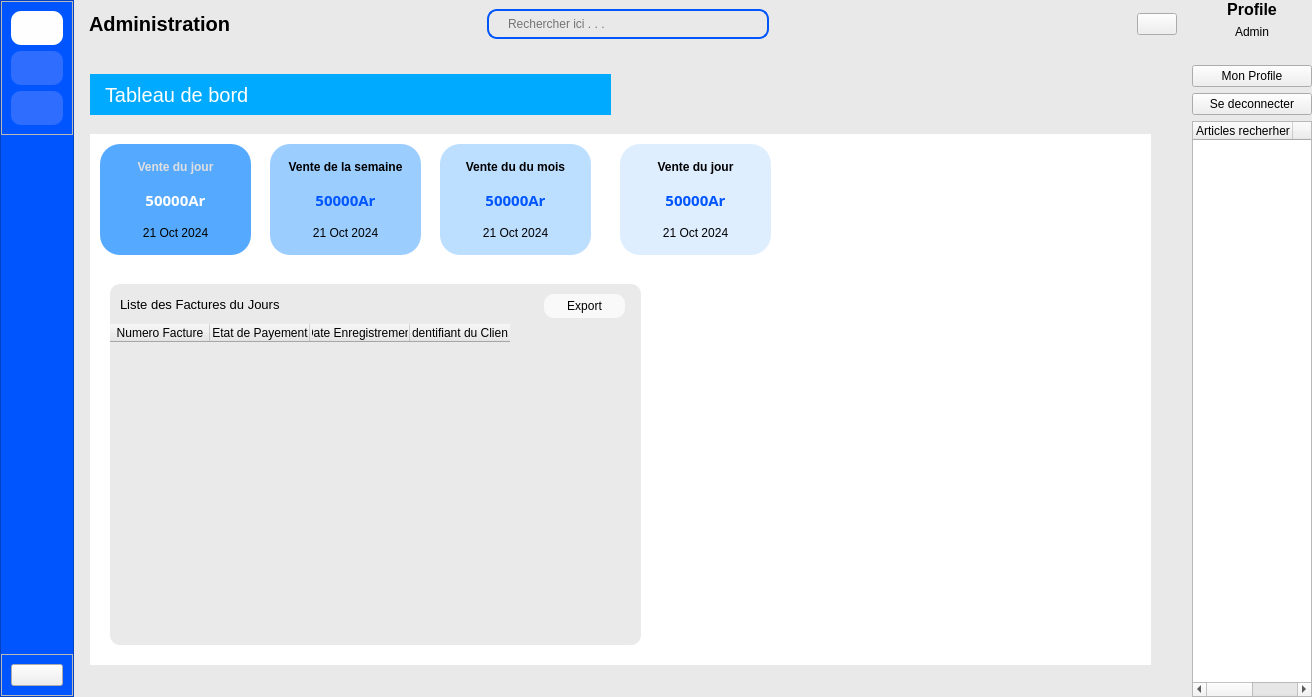
First picture: the form in views/auth/main_admin_window.ui, repository ninohantonio/Store-Management, before the edit.
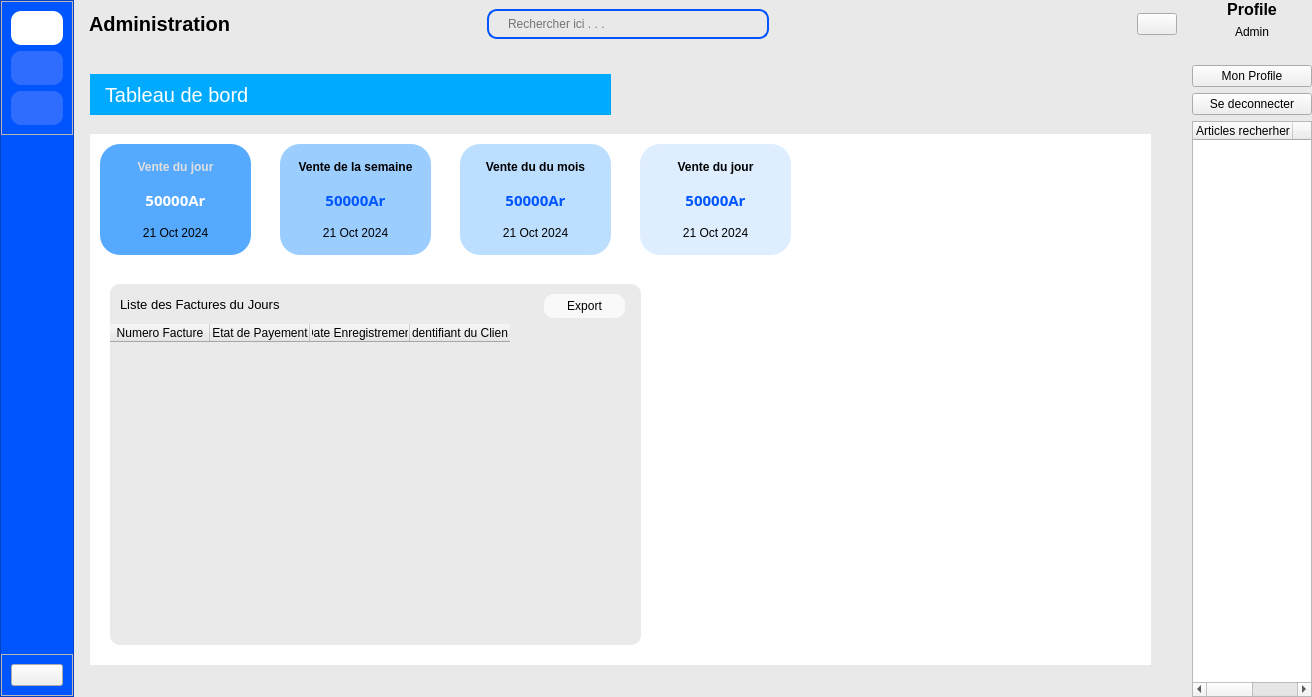
Second picture: the form after the edit. Icons and pictures are not drawn. Custom widgets are drawn as their Qt base class.

Diff of the .ui file:
```diff
--- a/views/auth/main_admin_window.ui
+++ b/views/auth/main_admin_window.ui
@@ -1471,7 +1471,7 @@
                  <widget class="QFrame" name="frame_24">
                   <property name="geometry">
                    <rect>
-                    <x>180</x>
+                    <x>190</x>
                     <y>10</y>
                     <width>151</width>
                     <height>111</height>
@@ -1545,7 +1545,7 @@
                  <widget class="QFrame" name="frame_25">
                   <property name="geometry">
                    <rect>
-                    <x>530</x>
+                    <x>550</x>
                     <y>10</y>
                     <width>151</width>
                     <height>111</height>
@@ -1619,7 +1619,7 @@
                  <widget class="QFrame" name="frame_26">
                   <property name="geometry">
                    <rect>
-                    <x>350</x>
+                    <x>370</x>
                     <y>10</y>
                     <width>151</width>
                     <height>111</height>
```
Left out of the diff: 3 changed lines with no effect on the pictures.
